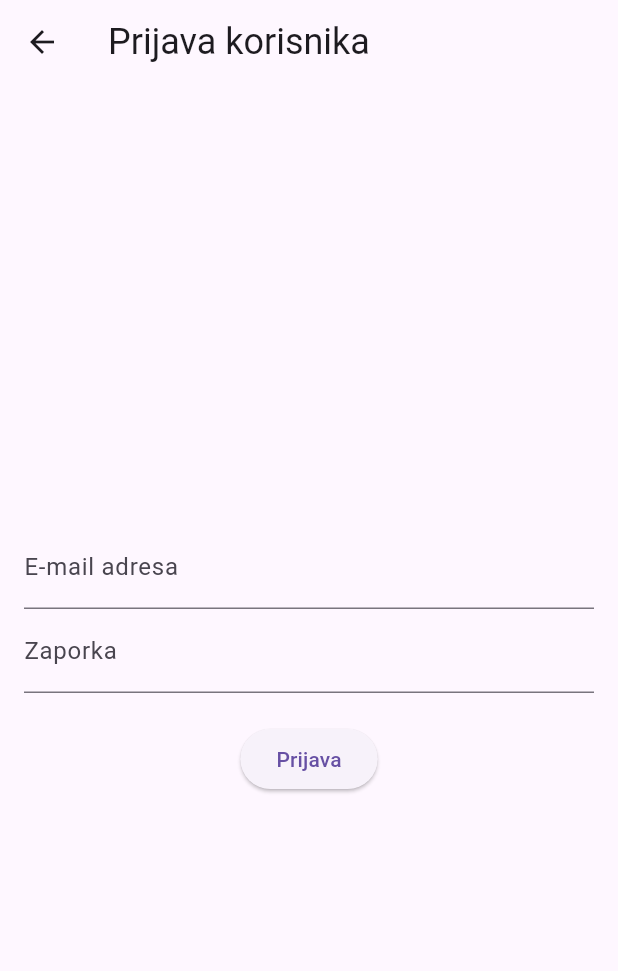
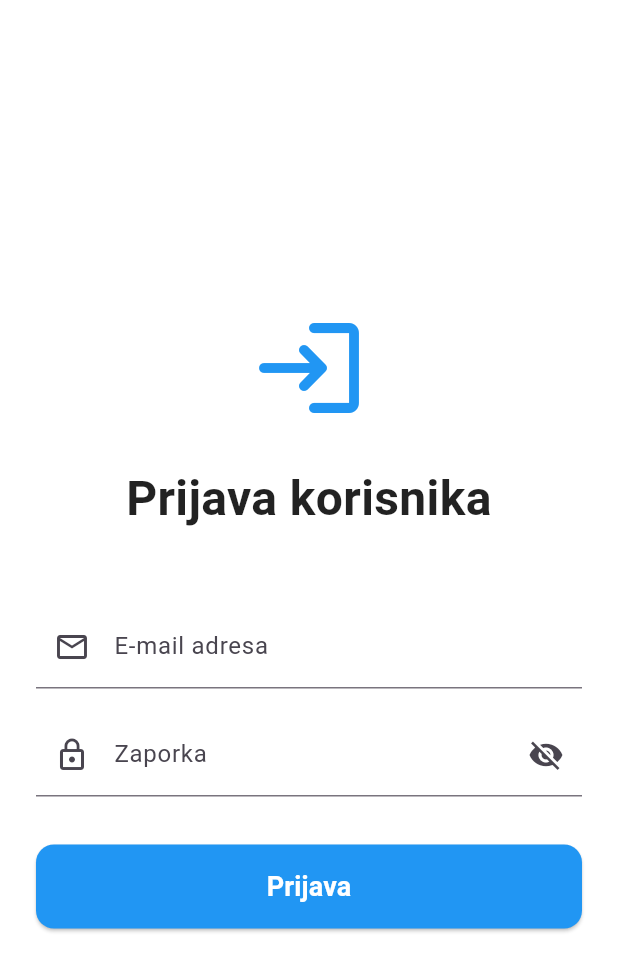
Before and after one commit to tojaku-classroom/flutter-platforma-4, a Flutter app: the LoginPage screen opened by its route, on a phone screen of 412 x 824 dp. Shown: the top 971 px of the screen. Run offline on Flutter 3.47's test engine with Material 3 defaults, Android fonts, the phone set to English and light mode, and no system bars; our stand-ins replace firebase_auth, firebase_core, flutter_dotenv, go_router; accounts and stored records are empty.

Commit message:
Prijava ažurirana

```diff
--- a/lib/pages/login_page.dart
+++ b/lib/pages/login_page.dart
@@ -2,59 +2,206 @@ import 'package:firebase_auth/firebase_auth.dart';
 import 'package:flutter/material.dart';
 import 'package:go_router/go_router.dart';
 
-class LoginPage extends StatelessWidget {
-  LoginPage({super.key});
+class LoginPage extends StatefulWidget {
+  const LoginPage({super.key});
 
-  final FirebaseAuth _auth = FirebaseAuth.instance;
+  @override
+  State<LoginPage> createState() => _LoginPageState();
+}
 
-  Future<void> _signInWithEmail(
-    BuildContext context,
-    String email,
-    String password,
-  ) async {
+class _LoginPageState extends State<LoginPage> {
+  final _formKey = GlobalKey<FormState>();
+  final _emailController = TextEditingController();
+  final _passwordController = TextEditingController();
+  final _auth = FirebaseAuth.instance;
+
+  bool _isLoading = false;
+  bool _obscurePassword = true;
+
+  @override
+  void dispose() {
+    _emailController.dispose();
+    _passwordController.dispose();
+    super.dispose();
+  }
+
+  String? _validateEmail(String? value) {
+    if (value == null || value.isEmpty) {
+      return "Molimo unesite e-mail adresu";
+    }
+    final emailRegex = RegExp(r'^[\w\-\.]+@([\w-]+\.)+[\w-]{2,}$');
+    if (!emailRegex.hasMatch(value)) {
+      return "Molimo unesite ispravnu e-mail adresu";
+    }
+    return null;
+  }
+
+  String? _validatePassword(String? value) {
+    if (value == null || value.isEmpty) {
+      return "Molimo unesite zaporku";
+    }
+    if (value.length < 6) {
+      return "Zaporka mora imati najmanje 6 znakova";
+    }
+    return null;
+  }
+
+  Future<void> _signIn() async {
+    if (!_formKey.currentState!.validate()) {
+      return;
+    }
+
+    setState(() {
+      _isLoading = true;
+    });
+
     try {
-      await _auth.signInWithEmailAndPassword(email: email, password: password);
-      if (context.mounted) {
+      await _auth.signInWithEmailAndPassword(
+        email: _emailController.text.trim(),
+        password: _passwordController.text,
+      );
+
+      if (mounted) {
         context.go('/');
       }
+    } on FirebaseAuthException catch (e) {
+      String errorMessage;
+      switch (e.code) {
+        case "user-not-found":
+          errorMessage = "Korisnik nije pronađen";
+          break;
+        case "wrong-password":
+          errorMessage = "Pogrešna zaporka";
+          break;
+        case "invalid-email":
+          errorMessage = "E-mail adresa nije ispravna";
+          break;
+        case "user-disabled":
+          errorMessage = "Korisnički račun je onemogućen";
+          break;
+        default:
+          errorMessage = "Greška prijave";
+      }
+
+      if (mounted) {
+        ScaffoldMessenger.of(context).showSnackBar(
+          SnackBar(
+            content: Text("Firebase greška: $errorMessage"),
+            backgroundColor: Colors.red,
+          ),
+        );
+      }
     } catch (e) {
-      if (context.mounted) {
-        ScaffoldMessenger.of(
-          context,
-        ).showSnackBar(SnackBar(content: const Text('Greška prijave')));
+      if (mounted) {
+        ScaffoldMessenger.of(context).showSnackBar(
+          const SnackBar(
+            content: Text("Dogodila se neočekivana greška, pokušajte ponovno"),
+            backgroundColor: Colors.red,
+          ),
+        );
+      }
+    } finally {
+      if (mounted) {
+        setState(() {
+          _isLoading = false;
+        });
       }
     }
   }
 
   @override
   Widget build(BuildContext context) {
-    String email = '';
-    String password = '';
-
     return Scaffold(
-      appBar: AppBar(
-        title: const Text('Prijava korisnika', style: TextStyle(fontSize: 24)),
-      ),
-      body: Padding(
-        padding: const EdgeInsets.all(16.0),
+      backgroundColor: Colors.white,
+      body: SafeArea(
+        child: Center(
+          child: SingleChildScrollView(
+            padding: const EdgeInsets.all(24.0),
+            child: Form(
+              key: _formKey,
               child: Column(
                 mainAxisAlignment: MainAxisAlignment.center,
+                crossAxisAlignment: CrossAxisAlignment.stretch,
                 children: [
-            TextField(
-              decoration: const InputDecoration(labelText: 'E-mail adresa'),
-              onChanged: (value) => email = value,
+                  const Icon(Icons.login_rounded, size: 80, color: Colors.blue),
+                  const SizedBox(height: 24),
+                  const Text(
+                    "Prijava korisnika",
+                    style: TextStyle(
+                      fontSize: 32,
+                      fontWeight: FontWeight.bold,
+                      color: Colors.black87,
                     ),
-            TextField(
-              decoration: const InputDecoration(labelText: 'Zaporka'),
-              obscureText: true,
-              onChanged: (value) => password = value,
+                    textAlign: TextAlign.center,
                   ),
-            const SizedBox(height: 20),
-            ElevatedButton(
-              onPressed: () => _signInWithEmail(context, email, password),
-              child: const Text('Prijava'),
+                  const SizedBox(height: 48),
+                  TextFormField(
+                    controller: _emailController,
+                    keyboardType: TextInputType.emailAddress,
+                    validator: _validateEmail,
+                    decoration: InputDecoration(
+                      labelText: "E-mail adresa",
+                      hintText: "Unesite svoju e-mail adresu",
+                      prefixIcon: const Icon(Icons.email_outlined),
+                    ),
+                  ),
+                  const SizedBox(height: 16),
+                  TextFormField(
+                    controller: _passwordController,
+                    obscureText: _obscurePassword,
+                    validator: _validatePassword,
+                    decoration: InputDecoration(
+                      labelText: "Zaporka",
+                      hintText: "Unesite zaporku",
+                      prefixIcon: const Icon(Icons.lock_outline),
+                      suffixIcon: IconButton(
+                        onPressed: () {
+                          setState(() {
+                            _obscurePassword = !_obscurePassword;
+                          });
+                        },
+                        icon: Icon(
+                          _obscurePassword
+                              ? Icons.visibility_off
+                              : Icons.visibility,
+                        ),
+                      ),
+                    ),
+                  ),
+                  const SizedBox(height: 32),
+                  SizedBox(
+                    height: 56,
+                    child: ElevatedButton(
+                      onPressed: _isLoading ? null : _signIn,
+                      style: ElevatedButton.styleFrom(
+                        backgroundColor: Colors.blue,
+                        shape: RoundedRectangleBorder(
+                          borderRadius: BorderRadius.circular(12),
+                        ),
+                      ),
+                      child: _isLoading
+                          ? const SizedBox(
+                              height: 24,
+                              width: 24,
+                              child: CircularProgressIndicator(
+                                color: Colors.white,
+                                strokeWidth: 2,
+                              ),
+                            )
+                          : const Text(
+                              "Prijava",
+                              style: TextStyle(
+                                fontSize: 18,
+                                fontWeight: FontWeight.bold,
+                                color: Colors.white,
+                              ),
+                            ),
+                    ),
                   ),
                 ],
+              ),
+            ),
+          ),
         ),
       ),
     );
```
Lines whose indentation alone changed are shown as unchanged.
